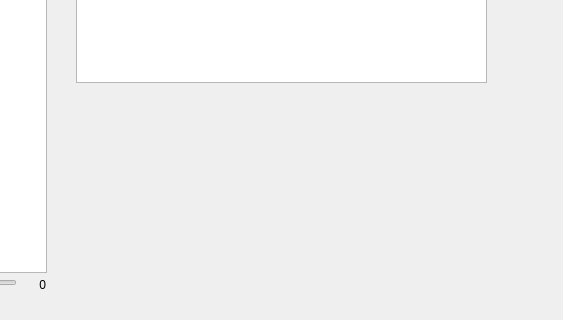
Above: region_selector.ui from haesemeyer/RegionSelector before the change; both pictures show x 604 to 1167 and y 298 to 618 of the 1286 by 738 pixel window. Below: the same form after it.
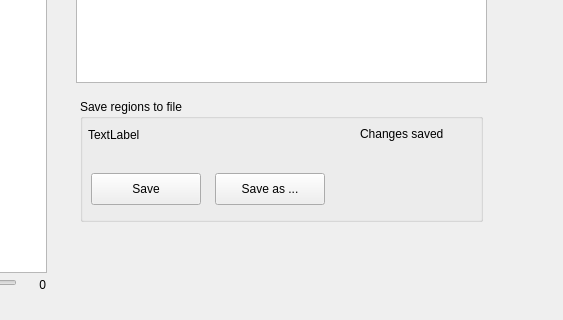
That is the form after the change. Custom widgets are drawn as their Qt base class.

Commit message: Added code and ui support for saving regions to file

The edit to the form file:
```diff
--- a/region_selector.ui
+++ b/region_selector.ui
@@ -217,6 +217,71 @@
      <string>Copy from prev.</string>
     </property>
    </widget>
+   <widget class="QGroupBox" name="groupBox">
+    <property name="geometry">
+     <rect>
+      <x>684</x>
+      <y>397</y>
+      <width>403</width>
+      <height>123</height>
+     </rect>
+    </property>
+    <property name="title">
+     <string>Save regions to file</string>
+    </property>
+    <widget class="QLabel" name="lblSaveName">
+     <property name="geometry">
+      <rect>
+       <x>8</x>
+       <y>28</y>
+       <width>250</width>
+       <height>16</height>
+      </rect>
+     </property>
+     <property name="text">
+      <string>TextLabel</string>
+     </property>
+    </widget>
+    <widget class="QLabel" name="lblIsSaved">
+     <property name="geometry">
+      <rect>
+       <x>280</x>
+       <y>25</y>
+       <width>111</width>
+       <height>20</height>
+      </rect>
+     </property>
+     <property name="text">
+      <string>Changes saved</string>
+     </property>
+    </widget>
+    <widget class="QPushButton" name="btnSave">
+     <property name="geometry">
+      <rect>
+       <x>11</x>
+       <y>74</y>
+       <width>110</width>
+       <height>32</height>
+      </rect>
+     </property>
+     <property name="text">
+      <string>Save</string>
+     </property>
+    </widget>
+    <widget class="QPushButton" name="btnSaveAs">
+     <property name="geometry">
+      <rect>
+       <x>135</x>
+       <y>74</y>
+       <width>110</width>
+       <height>32</height>
+      </rect>
+     </property>
+     <property name="text">
+      <string>Save as ...</string>
+     </property>
+    </widget>
+   </widget>
   </widget>
   <widget class="QMenuBar" name="menubar">
    <property name="geometry">
```
The commit also changes 2 other files.
